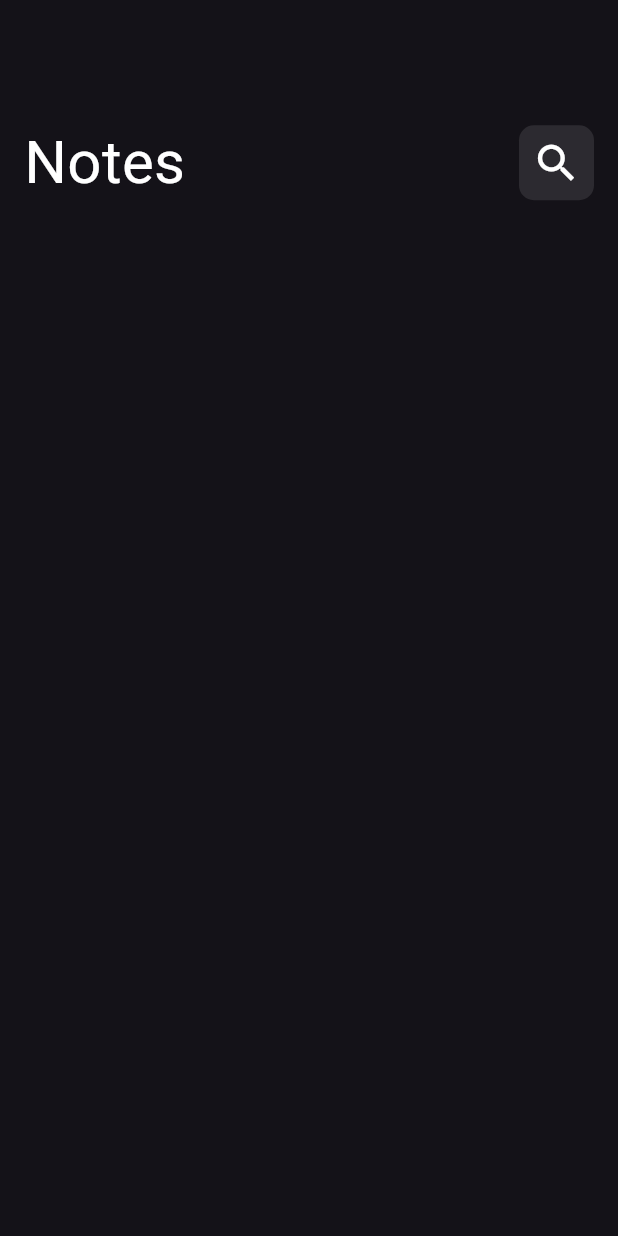
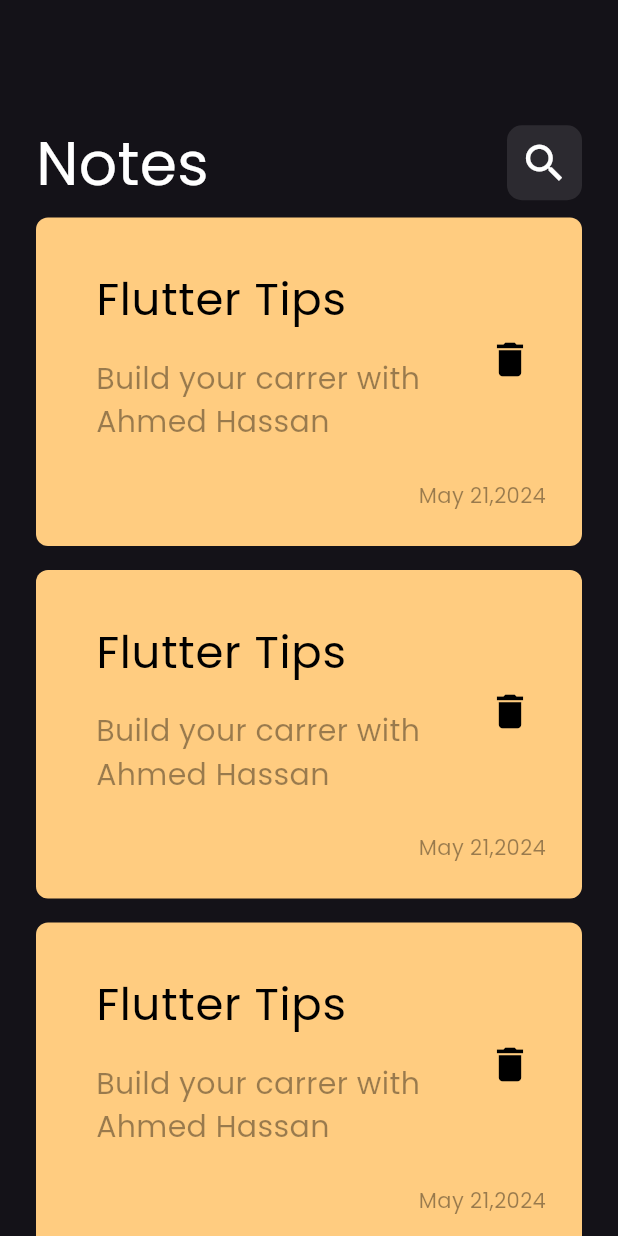
Before and after one commit to Ahmed22-Hassan/notes_app, a Flutter app: the screen it shows after launch, on a phone screen of 412 x 824 dp. Run offline on Flutter 3.47's test engine with Material 3 defaults, Android fonts, the phone set to English and light mode, and no system bars.

Commit message:
create notes list view

```diff
--- a/lib/main.dart
+++ b/lib/main.dart
@@ -11,7 +11,7 @@ class NoteApp extends StatelessWidget {
   @override
   Widget build(BuildContext context) {
     return MaterialApp(
-      theme: ThemeData(brightness: Brightness.dark),
+      theme: ThemeData(brightness: Brightness.dark, fontFamily: 'Poppins'),
       home: NotesView(),
     );
   }
--- /dev/null
+++ b/lib/views/widgets/note_item.dart
@@ -0,0 +1,65 @@
+import 'package:flutter/material.dart';
+
+class NoteItem extends StatelessWidget {
+  const NoteItem({super.key});
+
+  @override
+  Widget build(BuildContext context) {
+    return Container(
+      decoration: BoxDecoration(
+        borderRadius: BorderRadius.circular(8),
+        color: Color(0xffffcc80),
+      ),
+      child: Padding(
+        padding: const EdgeInsets.only(top: 24, left: 24, bottom: 24),
+        child: Column(
+          crossAxisAlignment: CrossAxisAlignment.end,
+          children: [
+            ListTile(
+              title: Text(
+                'Flutter Tips',
+                style: TextStyle(
+                  color: Colors.black,
+                  fontSize: 30,
+                ),
+              ),
+              subtitle: Padding(
+                padding: const EdgeInsets.only(
+                  top: 16,
+                  bottom: 16,
+                ),
+                child: Text(
+                  'Build your carrer with Ahmed Hassan',
+                  style: TextStyle(
+                    color: Colors.black.withOpacity(.4),
+                    fontSize: 20,
+                  ),
+                ),
+              ),
+              trailing: Padding(
+                padding: const EdgeInsets.only(bottom: 24),
+                child: IconButton(
+                  onPressed: () {},
+                  icon: Icon(
+                    Icons.delete,
+                    color: Colors.black,
+                    size: 30,
+                  ),
+                ),
+              ),
+            ),
+            Padding(
+              padding: const EdgeInsets.only(right: 24),
+              child: Text(
+                'May 21,2024',
+                style: TextStyle(
+                  color: Colors.black.withOpacity(.4),
+                ),
+              ),
+            ),
+          ],
+        ),
+      ),
+    );
+  }
+}
--- /dev/null
+++ b/lib/views/widgets/notes_list_view.dart
@@ -0,0 +1,16 @@
+import 'package:flutter/material.dart';
+import 'package:notes_app/views/widgets/note_item.dart';
+
+class NotesListView extends StatelessWidget {
+  const NotesListView({super.key});
+
+  @override
+  Widget build(BuildContext context) {
+    return ListView.builder(itemBuilder: (context, index) {
+      return const Padding(
+        padding: EdgeInsets.symmetric(vertical: 8),
+        child: NoteItem(),
+      );
+    });
+  }
+}
--- a/lib/views/widgets/notes_view_bar.dart
+++ b/lib/views/widgets/notes_view_bar.dart
@@ -1,5 +1,6 @@
 import 'package:flutter/material.dart';
 import 'package:notes_app/views/widgets/custom_app_bar.dart';
+import 'package:notes_app/views/widgets/notes_list_view.dart';
 
 class NotesViewBar extends StatelessWidget {
   const NotesViewBar({super.key});
@@ -8,7 +9,7 @@ class NotesViewBar extends StatelessWidget {
   Widget build(BuildContext context) {
     return const Padding(
       padding: EdgeInsets.symmetric(
-        horizontal: 16,
+        horizontal: 24,
       ),
       child: Column(
         children: [
@@ -16,6 +17,7 @@ class NotesViewBar extends StatelessWidget {
             height: 80,
           ),
           CustomBar(),
+          Expanded(child: NotesListView()),
         ],
       ),
     );
```
Also changed, not shown: pubspec.yaml (+4 -4 lines), assets/fonts/Poppins-Regular.ttf (added).
